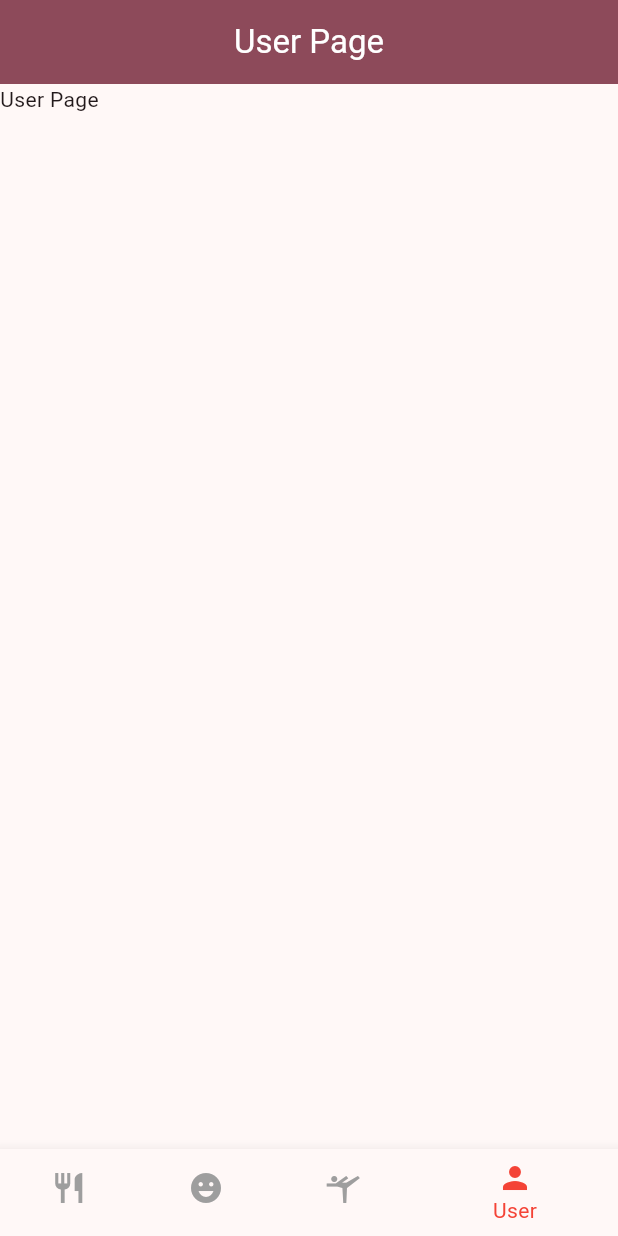
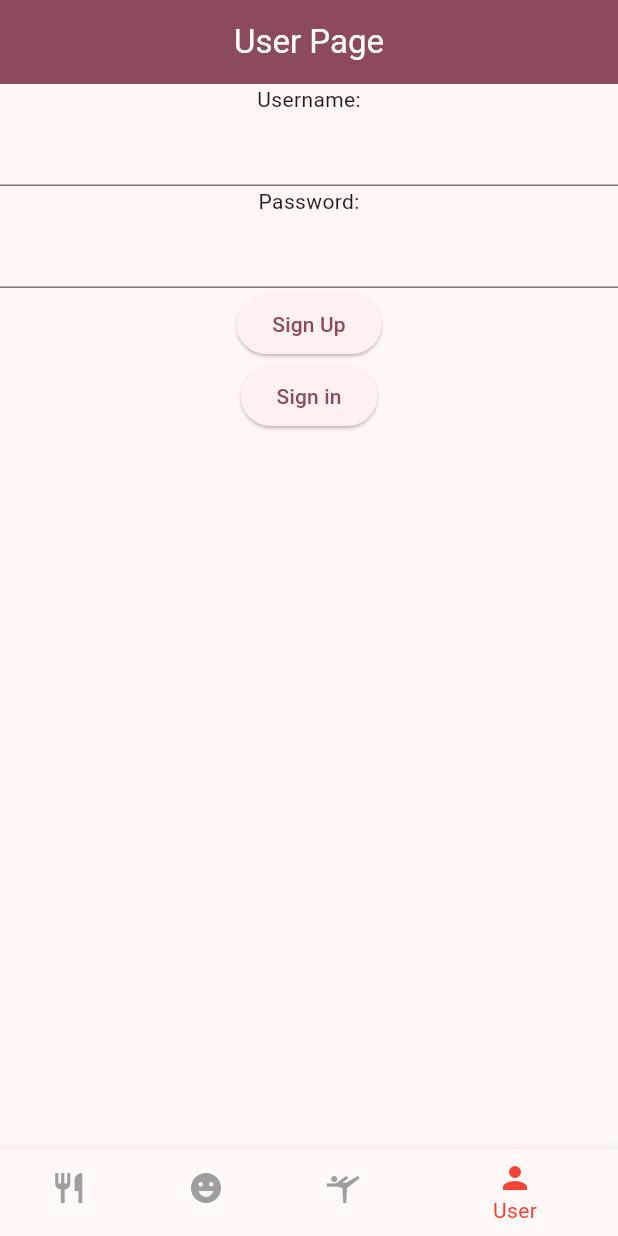
Before and after one commit to csomprakit/3RecordersApp, a Flutter app: the screen it shows after launch, on a phone screen of 412 x 824 dp. Run offline on Flutter 3.47's test engine with Material 3 defaults, Android fonts, the phone set to English and light mode, and no system bars; our stand-ins replace beamer, firebase_core, floor, sqflite; accounts and stored records are empty; generated files the repository leaves out were written again.

Commit message:
updated user_page.dart

```diff
--- a/lib/user_page.dart
+++ b/lib/user_page.dart
@@ -1,4 +1,5 @@
 import 'package:flutter/material.dart';
+import 'sign_in_up_form.dart';
 
 class UserPage extends StatefulWidget {
   const UserPage({super.key});
@@ -19,7 +20,7 @@ class _UserPageState extends State<UserPage> {
           ),
         ),
       ),
-      body: Text("User Page"),
+      body: SignInUpForm(),
     );
   }
 }
```
